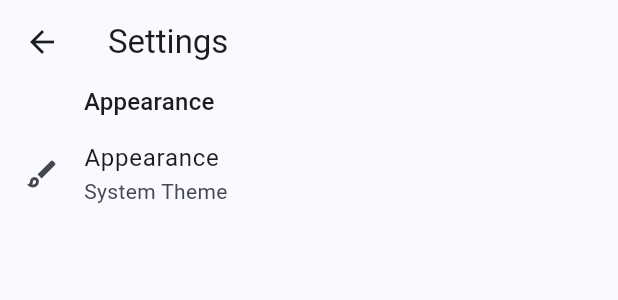
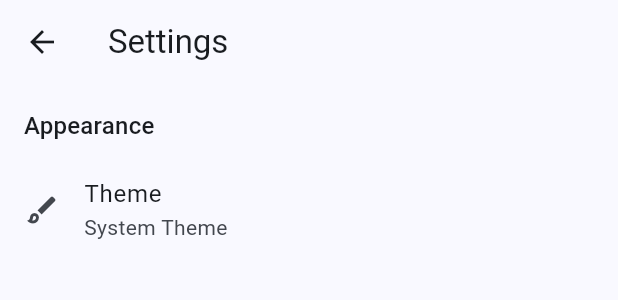
Before and after one commit to MateusRodCosta/vidya_music, a Flutter app: the AppDrawer widget shown alone on an empty page, opened directly, after a tap on "Settings", on a phone screen of 412 x 824 dp. Shown: the top 300 px of the screen. Run offline on Flutter 3.47's test engine with Material 3 defaults, Android fonts, the phone set to English and light mode, and no system bars; our stand-ins replace audio_video_progress_bar, bloc, device_info_plus, equatable, flutter_bloc, just_audio and 5 more; missing offline and left inert: vs_scrollbar; accounts and stored records are empty; network calls fail.

```diff
--- a/lib/utils/measurements.dart
+++ b/lib/utils/measurements.dart
@@ -1 +1,2 @@
 const playerHeight = 96.0;
+const largeScreenBreakpoint = 840;
--- a/lib/view/pages/settings_page.dart
+++ b/lib/view/pages/settings_page.dart
@@ -7,13 +7,17 @@ import 'package:vidya_music/utils/theme_mode_tile_ext.dart';
 class SettingsPage extends StatelessWidget {
   const SettingsPage({super.key});
 
+  static const List<ThemeMode> _availableThemeModes = [
+    ThemeMode.system,
+    ThemeMode.light,
+    ThemeMode.dark,
+  ];
+
   @override
   Widget build(BuildContext context) {
     return Scaffold(
       appBar: AppBar(title: Text(context.l10n.settingsPageTitle)),
-      body: SizedBox(
-        height: double.infinity,
-        child: SingleChildScrollView(
+      body: SingleChildScrollView(
         child: Padding(
           padding: EdgeInsets.only(
             bottom: MediaQuery.of(context).padding.bottom,
@@ -22,7 +26,12 @@ class SettingsPage extends StatelessWidget {
             crossAxisAlignment: CrossAxisAlignment.stretch,
             children: [
               Padding(
-                  padding: const EdgeInsets.symmetric(horizontal: 56),
+                padding: const EdgeInsets.only(
+                  left: 16,
+                  top: 16,
+                  right: 16,
+                  bottom: 8,
+                ),
                 child: Text(
                   context.l10n.settingsAppearanceHeader,
                   style: Theme.of(context).textTheme.titleMedium,
@@ -32,20 +41,16 @@ class SettingsPage extends StatelessWidget {
                 builder:
                     (context, value, child) => ListTile(
                       leading: const Icon(Icons.brush_outlined),
-                        title: Text(context.l10n.settingsAppearanceHeader),
+                      title: Text(context.l10n.themeModeHeader),
                       subtitle: Text(value.themeMode.l10n(context)),
                       onTap:
-                            () => showAdaptiveDialog<void>(
+                          () => showDialog<void>(
                             context: context,
                             builder:
                                 (context) => SimpleDialog(
                                   title: Text(context.l10n.themeModeHeader),
                                   children: [
-                                      ...[
-                                        ThemeMode.system,
-                                        ThemeMode.light,
-                                        ThemeMode.dark,
-                                      ].map(
+                                    ..._availableThemeModes.map(
                                       (theme) => _buildThemeDialogTile(
                                         context,
                                         themeMode: theme,
@@ -58,7 +63,6 @@ class SettingsPage extends StatelessWidget {
                     ),
               ),
             ],
-            ),
           ),
         ),
       ),
--- a/lib/view/widgets/app_drawer.dart
+++ b/lib/view/widgets/app_drawer.dart
@@ -25,23 +25,23 @@ class AppDrawer extends StatelessWidget {
           Expanded(
             child: BlocBuilder<PlaylistCubit, PlaylistState>(
               builder: (context, state) {
-                Playlist? currentPlaylist;
-                List<Playlist>? availablePlaylists;
+                final (
+                  Playlist? currentPlaylist,
+                  List<Playlist>? availablePlaylists,
+                ) = switch (state) {
+                  PlaylistStateDecoded s => (null, s.availablePlaylists),
+                  PlaylistStateLoading s => (
+                    s.selectedPlaylist,
+                    s.availablePlaylists,
+                  ),
+                  PlaylistStateSuccess s => (
+                    s.selectedPlaylist,
+                    s.availablePlaylists,
+                  ),
+                  PlaylistStateError s => (null, s.availablePlaylists),
+                  _ => (null, null),
+                };
 
-                if (state is PlaylistStateDecoded) {
-                  availablePlaylists = state.availablePlaylists;
-                }
-                if (state is PlaylistStateLoading) {
-                  currentPlaylist = state.selectedPlaylist;
-                  availablePlaylists = state.availablePlaylists;
-                }
-                if (state is PlaylistStateSuccess) {
-                  currentPlaylist = state.selectedPlaylist;
-                  availablePlaylists = state.availablePlaylists;
-                }
-                if (state is PlaylistStateError) {
-                  availablePlaylists = state.availablePlaylists;
-                }
                 return SafeArea(
                   top: false,
                   bottom: false,
@@ -107,7 +107,7 @@ class AppDrawer extends StatelessWidget {
   Divider _buildDivider(BuildContext context) {
     return Divider(
       height: 1,
-      thickness: 0,
+      thickness: 1,
       color: Theme.of(context).dividerColor,
       indent: 16,
       endIndent: 16,
```
Also changed, not shown: lib/view/pages/main_page.dart (+21 -21 lines). Lines whose indentation alone changed are shown as unchanged.
